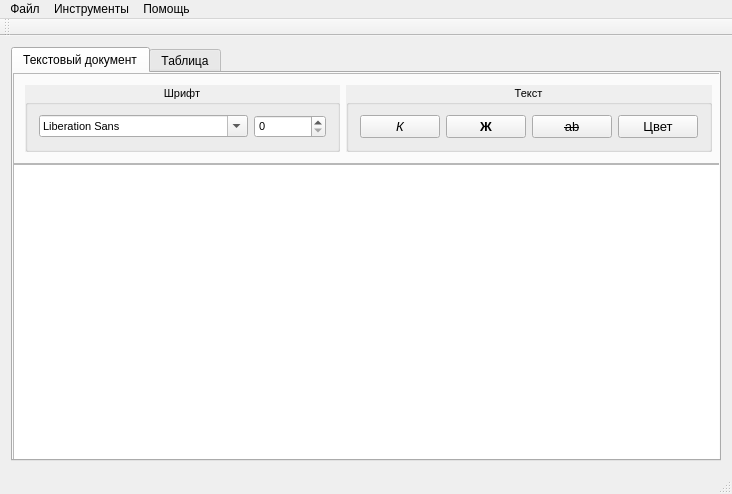
Old version of the form mainwindow.ui in the repository DiSeDgE/visprog24-lab5.
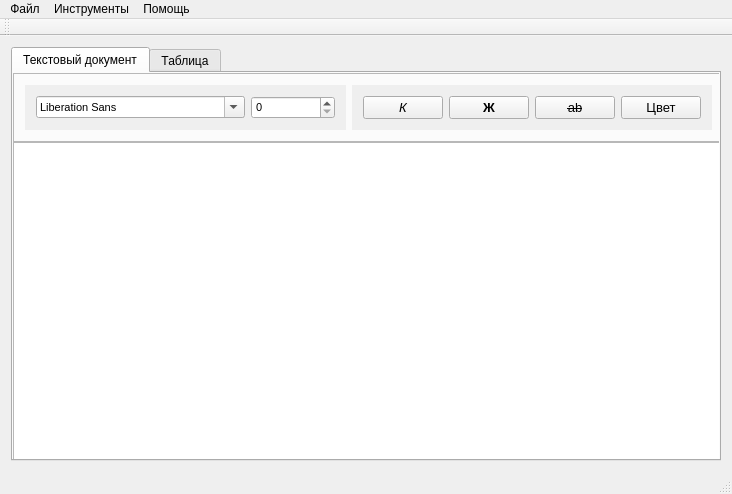
New version of the form.

Patch:
```diff
--- a/mainwindow.ui
+++ b/mainwindow.ui
@@ -107,7 +107,7 @@
            </property>
            <layout class="QHBoxLayout" name="horizontalLayout_6">
             <item>
-             <widget class="QGroupBox" name="groupBox_2">
+             <widget class="QWidget" name="widget_2" native="true">
               <property name="sizePolicy">
                <sizepolicy hsizetype="Expanding" vsizetype="Minimum">
                 <horstretch>0</horstretch>
@@ -126,18 +126,6 @@
               <property name="autoFillBackground">
                <bool>true</bool>
               </property>
-              <property name="title">
-               <string>Шрифт</string>
-              </property>
-              <property name="alignment">
-               <set>Qt::AlignmentFlag::AlignCenter</set>
-              </property>
-              <property name="flat">
-               <bool>true</bool>
-              </property>
-              <property name="checkable">
-               <bool>false</bool>
-              </property>
               <layout class="QHBoxLayout" name="horizontalLayout_3">
                <item>
                 <widget class="QFontComboBox" name="fontComboBox"/>
@@ -149,7 +137,7 @@
              </widget>
             </item>
             <item>
-             <widget class="QGroupBox" name="groupBox">
+             <widget class="QWidget" name="widget" native="true">
               <property name="sizePolicy">
                <sizepolicy hsizetype="Expanding" vsizetype="Minimum">
                 <horstretch>0</horstretch>
@@ -168,18 +156,6 @@
               <property name="autoFillBackground">
                <bool>true</bool>
               </property>
-              <property name="title">
-               <string>Текст</string>
-              </property>
-              <property name="alignment">
-               <set>Qt::AlignmentFlag::AlignCenter</set>
-              </property>
-              <property name="flat">
-               <bool>true</bool>
-              </property>
-              <property name="checkable">
-               <bool>false</bool>
-              </property>
               <layout class="QHBoxLayout" name="horizontalLayout_5">
                <item>
                 <widget class="QPushButton" name="italicButton">
```
